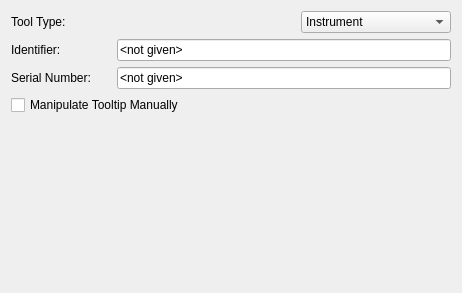
First picture: the form in Modules/IGTUI/Qmitk/QmitkNavigationToolCreationAdvancedWidgetControls.ui, repository MITK/MITK, before the edit.
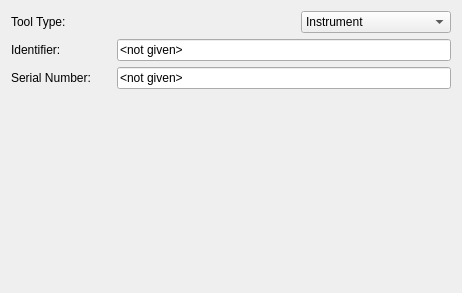
Second picture: the form after the edit. Custom widgets are drawn as their Qt base class.

Commit message: small UI changes: tooltip modification is now always activated

What changed in the file:
```diff
--- a/Modules/IGTUI/Qmitk/QmitkNavigationToolCreationAdvancedWidgetControls.ui
+++ b/Modules/IGTUI/Qmitk/QmitkNavigationToolCreationAdvancedWidgetControls.ui
@@ -115,7 +115,7 @@
      </item>
     </layout>
    </item>
-   <item row="6" column="0">
+   <item row="5" column="0">
     <spacer name="verticalSpacer">
      <property name="orientation">
       <enum>Qt::Vertical</enum>
@@ -129,13 +129,6 @@
     </spacer>
    </item>
    <item row="3" column="0">
-    <widget class="QCheckBox" name="m_ManipulateTooltipCB">
-     <property name="text">
-      <string>Manipulate Tooltip Manually</string>
-     </property>
-    </widget>
-   </item>
-   <item row="4" column="0">
     <widget class="QmitkInteractiveTransformationWidget" name="m_InteractiveTransformation" native="true"/>
    </item>
   </layout>
```
The commit also changes 3 other files.
